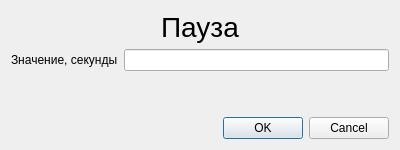
Before: the Qt Designer form KAMEditor/gui/commands/pausedialog.ui in Xtail96/SML, drawn with Qt 5.
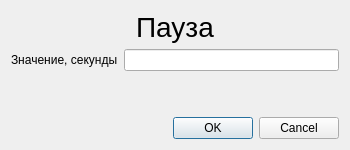
After: the same form once the commit is applied.

The edit to the form file:
```diff
--- a/KAMEditor/gui/commands/pausedialog.ui
+++ b/KAMEditor/gui/commands/pausedialog.ui
@@ -6,7 +6,7 @@
    <rect>
     <x>0</x>
     <y>0</y>
-    <width>400</width>
+    <width>350</width>
     <height>150</height>
    </rect>
   </property>
```
